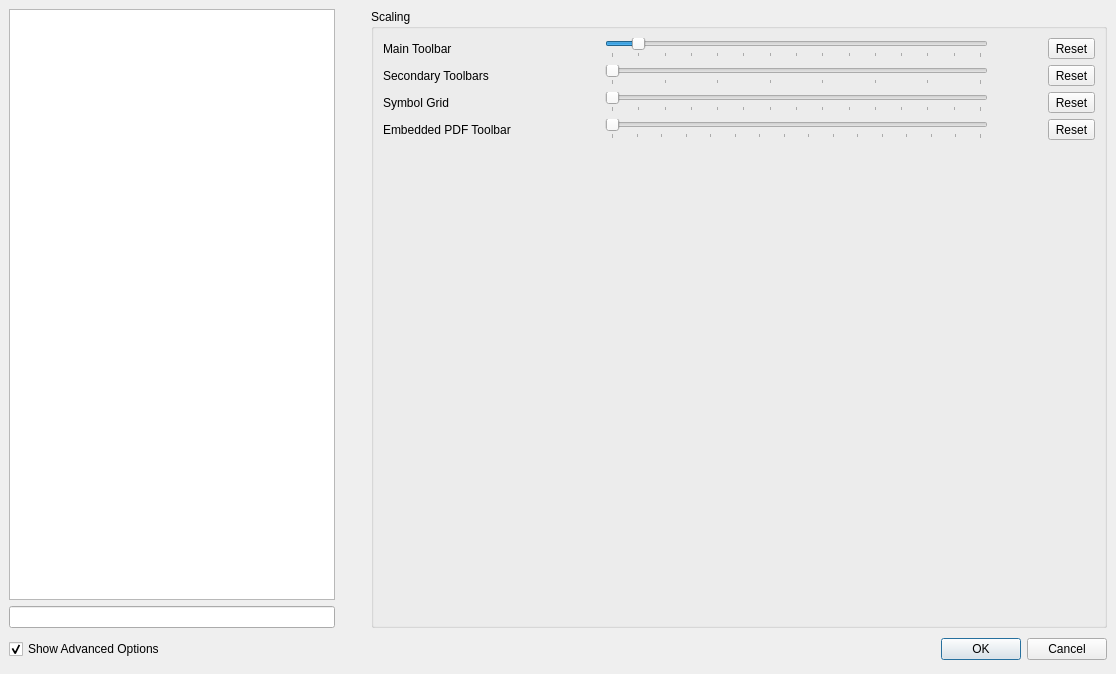
Above: src/configdialog.ui from texstudio-org/texstudio before the change. Below: the same form after it.
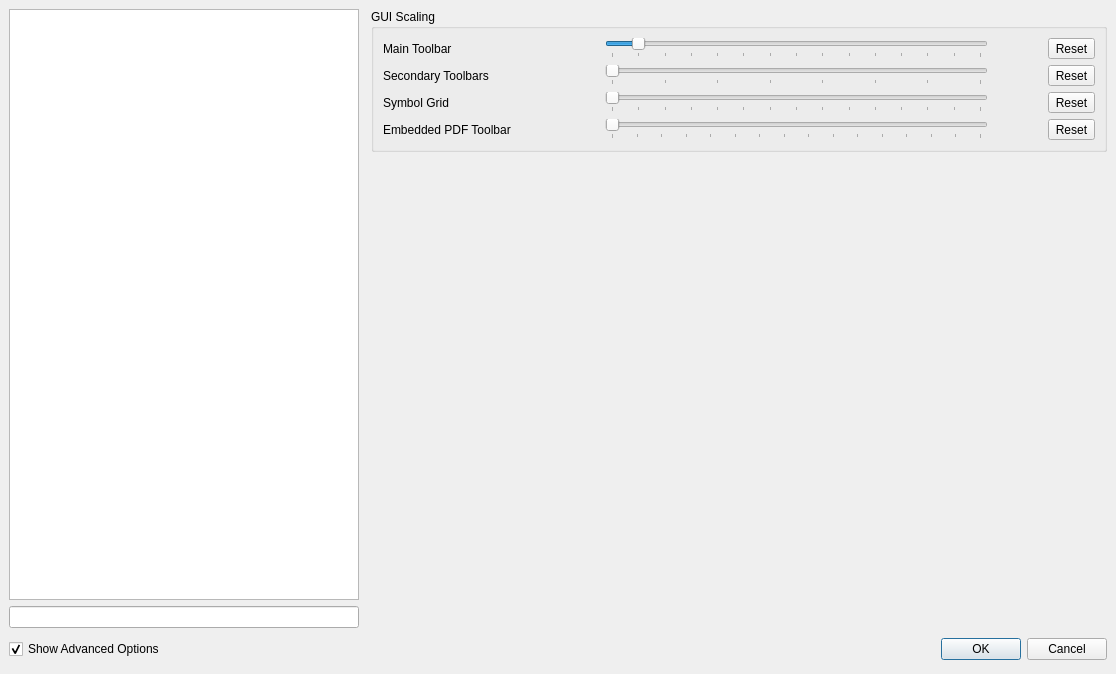
That is the form after the change. The open tabs and pages were chosen to show the change. Icons and pictures are not drawn.

Commit message: small improvements to config dialog pages layout

The edit to the form file:
```diff
--- a/src/configdialog.ui
+++ b/src/configdialog.ui
@@ -27,7 +27,7 @@
     <number>9</number>
    </property>
    <property name="horizontalSpacing">
-    <number>18</number>
+    <number>12</number>
    </property>
    <property name="verticalSpacing">
     <number>6</number>
@@ -60,7 +60,7 @@
      </property>
     </widget>
    </item>
-   <item row="2" column="0" colspan="3">
+   <item row="2" column="0" colspan="2">
     <layout class="QHBoxLayout">
      <property name="spacing">
       <number>6</number>
@@ -138,7 +138,7 @@
      </property>
     </widget>
    </item>
-   <item row="0" column="2" rowspan="2">
+   <item row="0" column="1" rowspan="2">
     <widget class="QStackedWidget" name="pagesWidget">
      <property name="sizePolicy">
       <sizepolicy hsizetype="Expanding" vsizetype="MinimumExpanding">
@@ -1400,7 +1400,7 @@
        <item>
         <widget class="QGroupBox" name="groupBox_17">
          <property name="title">
-          <string>Scaling</string>
+          <string>GUI Scaling</string>
          </property>
          <layout class="QGridLayout">
           <property name="horizontalSpacing">
@@ -1522,19 +1522,6 @@
             </property>
            </widget>
           </item>
-          <item row="6" column="0">
-           <spacer name="verticalSpacer_6">
-            <property name="orientation">
-             <enum>Qt::Vertical</enum>
-            </property>
-            <property name="sizeHint" stdset="0">
-             <size>
-              <width>20</width>
-              <height>470</height>
-             </size>
-            </property>
-           </spacer>
-          </item>
           <item row="1" column="0">
            <widget class="QLabel" name="label_71">
             <property name="text">
@@ -1584,6 +1571,22 @@
          </layout>
         </widget>
        </item>
+       <item>
+        <spacer name="verticalSpacer_6">
+         <property name="orientation">
+          <enum>Qt::Vertical</enum>
+         </property>
+         <property name="sizeType">
+          <enum>QSizePolicy::Expanding</enum>
+         </property>
+         <property name="sizeHint" stdset="0">
+          <size>
+           <width>20</width>
+           <height>0</height>
+          </size>
+         </property>
+        </spacer>
+       </item>
       </layout>
      </widget>
      <widget class="QWidget" name="pageEditor">
@@ -4758,22 +4761,6 @@
      </widget>
     </widget>
    </item>
-   <item row="0" column="1">
-    <spacer name="vsCompletionList">
-     <property name="orientation">
-      <enum>Qt::Vertical</enum>
-     </property>
-     <property name="sizeType">
-      <enum>QSizePolicy::Expanding</enum>
-     </property>
-     <property name="sizeHint" stdset="0">
-      <size>
-       <width>0</width>
-       <height>0</height>
-      </size>
-     </property>
-    </spacer>
-   </item>
   </layout>
  </widget>
  <tabstops>
```
Left out of the diff: 77 changed lines with no effect on the pictures. Lines whose indentation alone changed are shown as unchanged.
